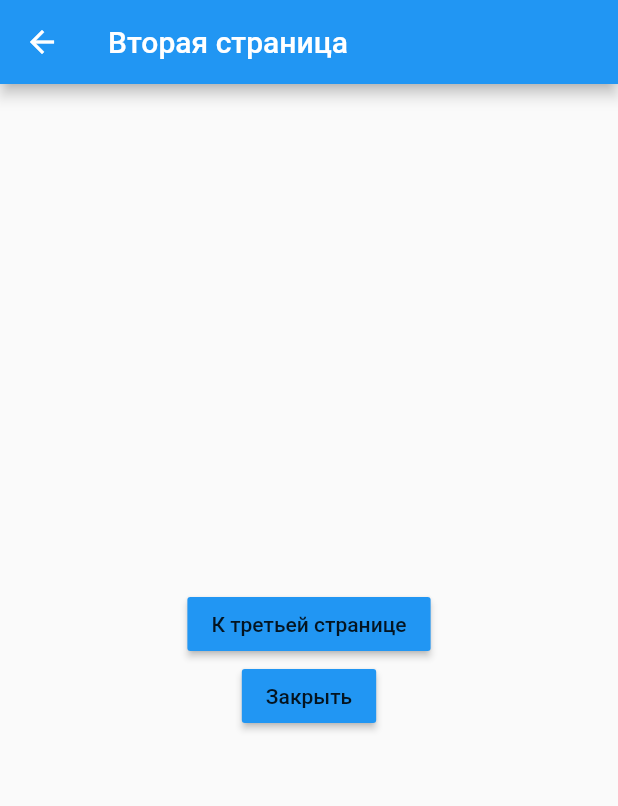
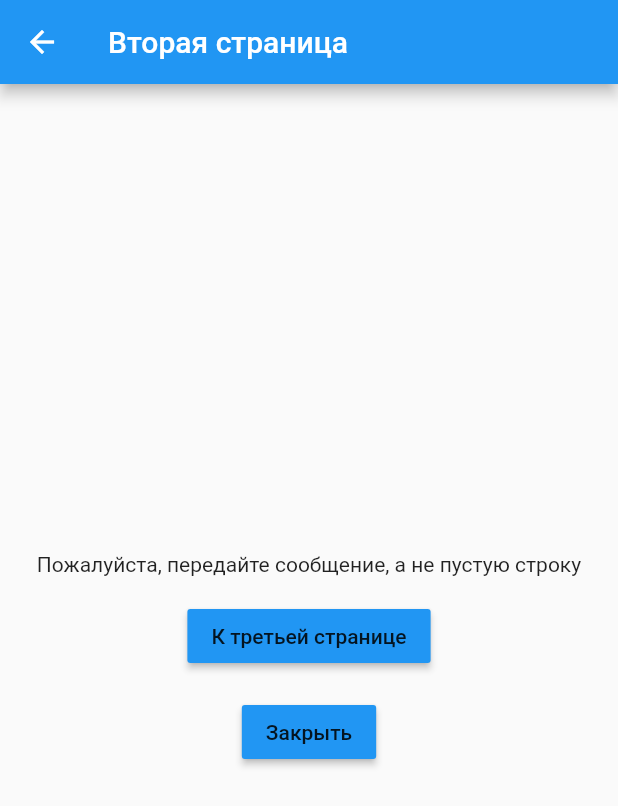
Before and after one commit to JMApps/my_test_app, a Flutter app: the screen it shows after launch, after a tap on "К второй странице", on a phone screen of 412 x 824 dp. Shown: the top 806 px of the screen. Run offline on Flutter 3.47's test engine with Material 2 defaults, Android fonts, the phone set to English and light mode, and no system bars.

Commit message:
Added new lesson

```diff
--- a/lib/pages/main_page.dart
+++ b/lib/pages/main_page.dart
@@ -1,8 +1,16 @@
 import 'package:flutter/material.dart';
 import 'package:my_test_app/pages/second_page.dart';
 
-class MainPage extends StatelessWidget {
+class MainPage extends StatefulWidget {
   MainPage({Key? key}) : super(key: key);
+
+  @override
+  State<MainPage> createState() => _MainPageState();
+}
+
+class _MainPageState extends State<MainPage> {
+
+  String messageToSecondScreen = '';
 
   @override
   Widget build(BuildContext context) {
@@ -12,18 +20,33 @@ class MainPage extends StatelessWidget {
         backgroundColor: Colors.red,
       ),
       body: Center(
-          child: MaterialButton(
+        child: Column(
+          mainAxisAlignment: MainAxisAlignment.center,
+          children: [
+            MaterialButton(
               onPressed: () {
                 Navigator.push(
                   context,
                   MaterialPageRoute(
-                  builder: (_) => SecondPage(),
+                    builder: (_) => SecondPage(
+                      message: messageToSecondScreen,
+                    ),
                   ),
                 );
               },
               child: Text('К второй странице'),
               color: Colors.red,
             ),
-        ));
+            TextField(
+              onChanged: (value) {
+                setState(() {
+                  messageToSecondScreen = value;
+                });
+              },
+            ),
+          ],
+        ),
+      ),
+    );
   }
 }
--- a/lib/pages/second_page.dart
+++ b/lib/pages/second_page.dart
@@ -1,8 +1,31 @@
 import 'package:flutter/material.dart';
 import 'package:my_test_app/pages/third_page.dart';
 
-class SecondPage extends StatelessWidget {
-  const SecondPage({Key? key}) : super(key: key);
+class SecondPage extends StatefulWidget {
+  const SecondPage({
+    Key? key,
+    required this.message,
+  }) : super(key: key);
+
+  final String message;
+
+  @override
+  State<SecondPage> createState() => _SecondPageState();
+}
+
+class _SecondPageState extends State<SecondPage> {
+
+  @override
+  void initState() {
+    print('Виджет добавлен в древо и инициализирован');
+    super.initState();
+  }
+
+  @override
+  void dispose() {
+    print('Виджет удален из древа и уничтожен');
+    super.dispose();
+  }
 
   @override
   Widget build(BuildContext context) {
@@ -15,18 +38,25 @@ class SecondPage extends StatelessWidget {
         child: Column(
           mainAxisAlignment: MainAxisAlignment.center,
           children: [
+            Text(widget.message.length == 0
+                ? 'Пожалуйста, передайте сообщение, а не пустую строку'
+                : widget.message),
+            SizedBox(height: 16),
             MaterialButton(
               onPressed: () {
                 Navigator.push(
                   context,
                   MaterialPageRoute(
-                    builder: (_) => ThirdPage(),
+                    builder: (_) => ThirdPage(
+                      number: 100,
+                    ),
                   ),
                 );
               },
               child: Text('К третьей странице'),
               color: Colors.blue,
             ),
+            SizedBox(height: 16),
             MaterialButton(
               onPressed: () {
                 Navigator.of(context).pop();
```
Also changed, not shown: lib/pages/third_page.dart (+16 -7 lines). Lines whose indentation alone changed are shown as unchanged.
